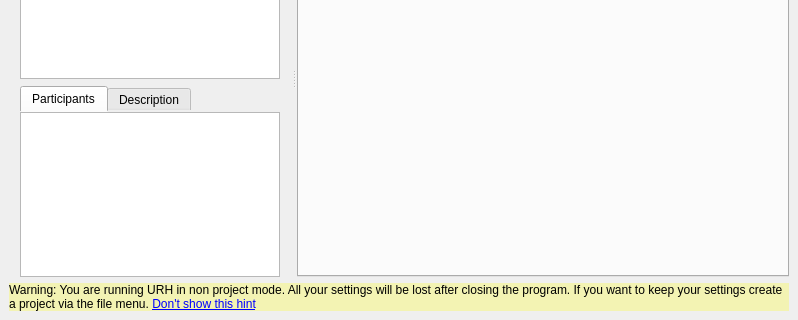
Qt form ui/main.ui (jopohl/urh) before a commit; both pictures show x 0 to 798 and y 149 to 469 of the 798 by 469 pixel window.
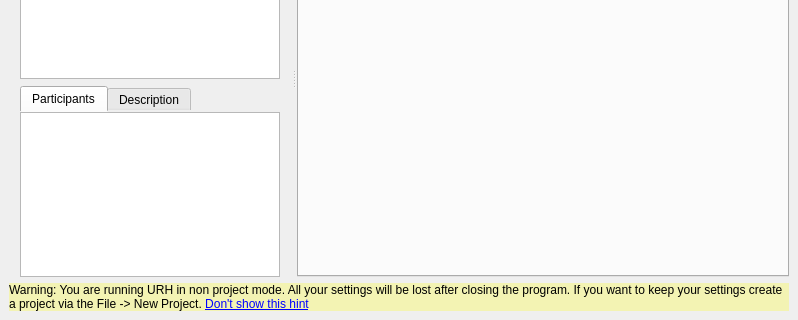
The same form after that commit. Icons and pictures are not drawn. Custom widgets are drawn as their Qt base class.

Commit message: keep loaded files if new project created from non project

The edit to the form file:
```diff
--- a/ui/main.ui
+++ b/ui/main.ui
@@ -307,7 +307,7 @@
        <string notr="true">background: rgba(255,255,0,64)</string>
       </property>
       <property name="text">
-       <string>&lt;html&gt;&lt;head/&gt;&lt;body&gt;&lt;p&gt;Warning: You are running URH in non project mode. All your settings will be lost after closing the program. If you want to keep your settings create a project via the file menu. &lt;a href=&quot;dont_show_non_project_again&quot;&gt;&lt;span style=&quot; text-decoration: underline; color:#0000ff;&quot;&gt;Don't show this hint&lt;/span&gt;&lt;/a&gt;&lt;/p&gt;&lt;/body&gt;&lt;/html&gt;</string>
+       <string>&lt;html&gt;&lt;head/&gt;&lt;body&gt;&lt;p&gt;Warning: You are running URH in non project mode. All your settings will be lost after closing the program. If you want to keep your settings create a project via the File -&amp;gt; New Project.  &lt;a href=&quot;dont_show_non_project_again&quot;&gt;&lt;span style=&quot; text-decoration: underline; color:#0000ff;&quot;&gt;Don't show this hint&lt;/span&gt;&lt;/a&gt;&lt;/p&gt;&lt;/body&gt;&lt;/html&gt;</string>
       </property>
       <property name="wordWrap">
        <bool>true</bool>
```
The commit also changes 3 other files.
